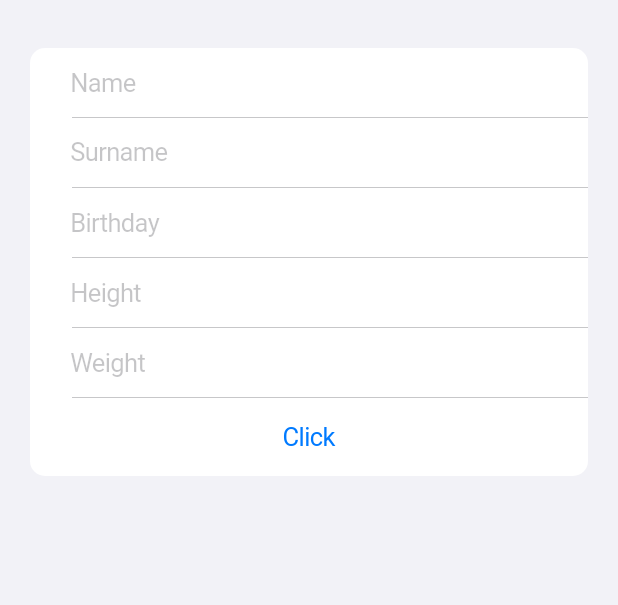
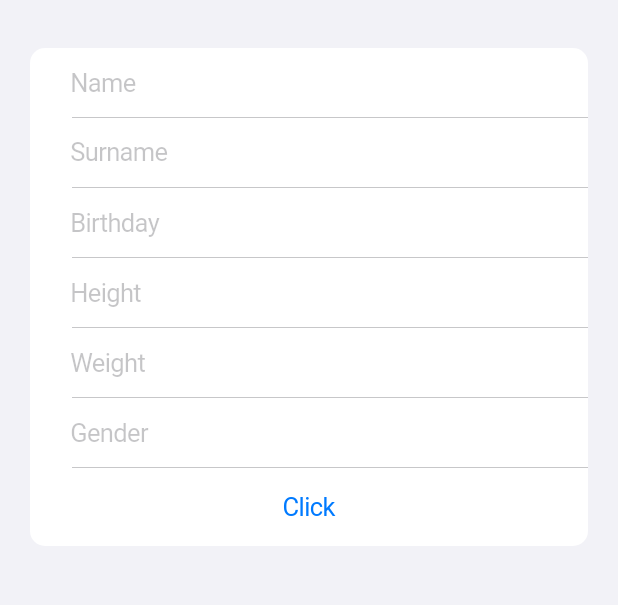
Before and after one commit to PiotrChoinski/BMI-mobile, a Flutter app: the AddUserPage screen opened directly, on a phone screen of 412 x 824 dp, the part 48-653 px from its top. Run offline on Flutter 3.47's test engine with Material 3 defaults, Android fonts, the phone set to English and light mode, and no system bars.

Commit message:
fixed few bugs

```diff
--- a/bmi_mobile/lib/components/picker.dart
+++ b/bmi_mobile/lib/components/picker.dart
@@ -17,7 +17,15 @@ class Picker extends StatefulWidget {
 }
 
 class _PickerState extends State<Picker> {
-  int selectedWidget = 0;
+  int? selectedWidget;
+
+  void handleOpenPicker() {
+    if (selectedWidget == null) {
+      setState(() => selectedWidget = 0);
+      widget.selectOption(0);
+    }
+    _showPicker();
+  }
 
   void _showPicker() {
     showCupertinoModalPopup(
@@ -36,8 +44,9 @@ class _PickerState extends State<Picker> {
               Expanded(
                 child: CupertinoPicker(
                   itemExtent: 50,
-                  scrollController:
-                      FixedExtentScrollController(initialItem: selectedWidget),
+                  scrollController: FixedExtentScrollController(
+                      initialItem:
+                          selectedWidget != null ? selectedWidget! : 0),
                   onSelectedItemChanged: (value) => {
                     widget.selectOption(value),
                     setState(() => selectedWidget = value)
@@ -61,13 +70,12 @@ class _PickerState extends State<Picker> {
   @override
   Widget build(BuildContext context) {
     return CupertinoTextFormFieldRow(
-      placeholder: widget.placeholder,
-      readOnly: true,
-      onTap: _showPicker,
-      controller: TextEditingController(
-          text: selectedWidget == 0
-              ? ''
-              : widget.data[selectedWidget]['value'].toString()),
-    );
+        placeholder: widget.placeholder,
+        readOnly: true,
+        onTap: handleOpenPicker,
+        controller: TextEditingController(
+            text: selectedWidget != null
+                ? widget.data[selectedWidget!]['value'].toString()
+                : ''));
   }
 }
--- a/bmi_mobile/lib/pages/add_user_page.dart
+++ b/bmi_mobile/lib/pages/add_user_page.dart
@@ -53,6 +53,13 @@ class _AddUserPageState extends State<AddUserPage> {
                         placeholder: "Weight",
                         data: weightList,
                         selectOption: (value) => _newUser['weight'] = value),
+                    Picker(
+                        placeholder: "Gender",
+                        data: const [
+                          {'id': 1, 'value': 'Man'},
+                          {'id': 1, 'value': 'Woman'}
+                        ],
+                        selectOption: (value) => _newUser['Gender'] = value),
                     CupertinoButton(
                         child: Text('Click'),
                         onPressed: () => print(_newUser.toString()))
```
Also changed, not shown: bmi_mobile/lib/components/date_picker.dart (+9 -1 lines).
